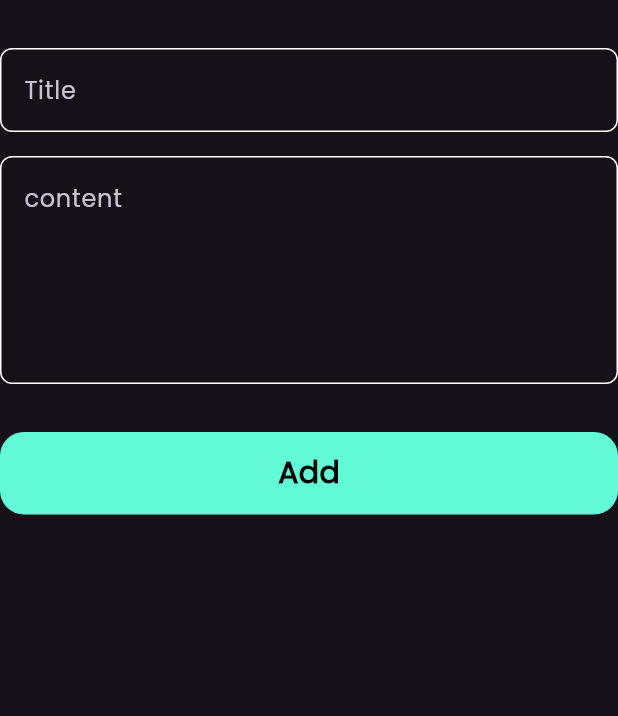
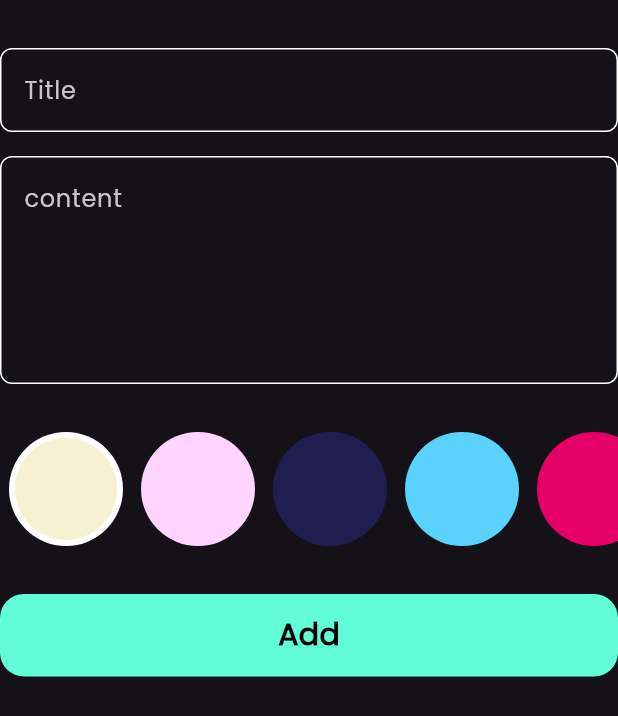
Before and after one commit to wolverinee7/notes_app, a Flutter app: the AddNoteForm widget shown alone on an empty page, opened directly, on a phone screen of 412 x 824 dp. Shown: the top 716 px of the screen. Run offline on Flutter 3.47's test engine with Material 3 defaults, Android fonts, the phone set to English and light mode, and no system bars; our stand-ins replace bloc, flutter_bloc, font_awesome_flutter, hive, hive_flutter; accounts and stored records are empty.

Commit message:
color list done

```diff
--- a/lib/main.dart
+++ b/lib/main.dart
@@ -2,7 +2,6 @@ import 'package:flutter/material.dart';
 import 'package:flutter_bloc/flutter_bloc.dart';
 import 'package:hive_flutter/adapters.dart';
 import 'package:notes_app/constants.dart';
-import 'package:notes_app/cubits/add_note_cubit/add_note_cubit.dart';
 import 'package:notes_app/cubits/notes_cubit/notes_cubit.dart';
 import 'package:notes_app/models/note_model.dart';
 import 'package:notes_app/simple_bloc_observer.dart';
--- a/lib/widgets/add_note_form.dart
+++ b/lib/widgets/add_note_form.dart
@@ -3,6 +3,7 @@ import 'package:flutter_bloc/flutter_bloc.dart';
 import 'package:intl/intl.dart';
 import 'package:notes_app/cubits/add_note_cubit/add_note_cubit.dart';
 import 'package:notes_app/models/note_model.dart';
+import 'package:notes_app/widgets/colors_list_view.dart';
 import 'package:notes_app/widgets/custom_button.dart';
 import 'package:notes_app/widgets/custom_textfield.dart';
 
@@ -48,6 +49,10 @@ class _AddNoteFormState extends State<AddNoteForm> {
           const SizedBox(
             height: 32,
           ),
+          ColorsListView(),
+          const SizedBox(
+            height: 32,
+          ),
           BlocBuilder<AddNoteCubit, AddNoteState>(
             builder: (context, state) {
               return CustomButton(
@@ -56,7 +61,8 @@ class _AddNoteFormState extends State<AddNoteForm> {
                   if (formKey.currentState!.validate()) {
                     formKey.currentState!.save();
                     var currentDate = DateTime.now();
-                    var formatedCurrentDate = DateFormat.yMd().format(currentDate);
+                    var formatedCurrentDate =
+                        DateFormat.yMd().format(currentDate);
                     var noteModel = NoteModel(
                         title: title!,
                         subTitle: subTitle!,
--- a/lib/widgets/addnote_bottomsheet.dart
+++ b/lib/widgets/addnote_bottomsheet.dart
@@ -1,11 +1,8 @@
 import 'package:flutter/material.dart';
 import 'package:flutter_bloc/flutter_bloc.dart';
-import 'package:modal_progress_hud_nsn/modal_progress_hud_nsn.dart';
 import 'package:notes_app/cubits/add_note_cubit/add_note_cubit.dart';
 import 'package:notes_app/cubits/notes_cubit/notes_cubit.dart';
 import 'package:notes_app/widgets/add_note_form.dart';
-import 'package:notes_app/widgets/custom_button.dart';
-import 'package:notes_app/widgets/custom_textfield.dart';
 
 class AddNoteBottomSheet extends StatelessWidget {
   const AddNoteBottomSheet({super.key});
--- /dev/null
+++ b/lib/widgets/colors_list_view.dart
@@ -0,0 +1,66 @@
+import 'package:flutter/material.dart';
+
+class ColorItem extends StatelessWidget {
+  const ColorItem({super.key, required this.isActive, required this.color});
+  final bool isActive;
+  final Color color;
+  @override
+  Widget build(BuildContext context) {
+    return isActive
+        ? CircleAvatar(
+            radius: 38,
+            backgroundColor: Colors.white,
+            child: CircleAvatar(
+              radius: 34,
+              backgroundColor: color,
+            ),
+          )
+        : CircleAvatar(
+            radius: 38,
+            backgroundColor: color,
+          );
+  }
+}
+
+class ColorsListView extends StatefulWidget {
+  const ColorsListView({super.key});
+
+  @override
+  State<ColorsListView> createState() => _ColorsListViewState();
+}
+
+class _ColorsListViewState extends State<ColorsListView> {
+  int currentIndex = 0;
+  List<Color> colors = [
+    Color(0XFFF6F1D1),
+    Color(0XFFFFD5FF),
+    Color(0XFF201E50),
+    Color(0XFF59D2FE),
+    Color(0XFFE40066),
+    Color(0XFF9F69B2),
+  ];
+  @override
+  Widget build(BuildContext context) {
+    return SizedBox(
+      height: 38 * 2,
+      child: ListView.builder(
+          scrollDirection: Axis.horizontal,
+          itemCount: colors.length,
+          itemBuilder: (context, index) {
+            return Padding(
+              padding: const EdgeInsets.symmetric(horizontal: 6),
+              child: GestureDetector(
+                onTap: () {
+                  currentIndex = index;
+                  setState(() {});
+                },
+                child: ColorItem(
+                  color: colors[index],
+                  isActive: currentIndex == index,
+                ),
+              ),
+            );
+          }),
+    );
+  }
+}
```
